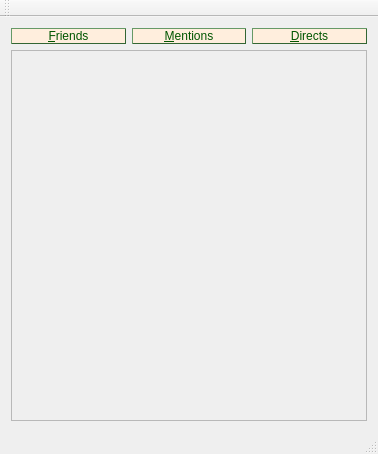
This is wndtimeline.ui in thiagomg/twithiago as Qt 5 draws it before an edit. The edited form follows.
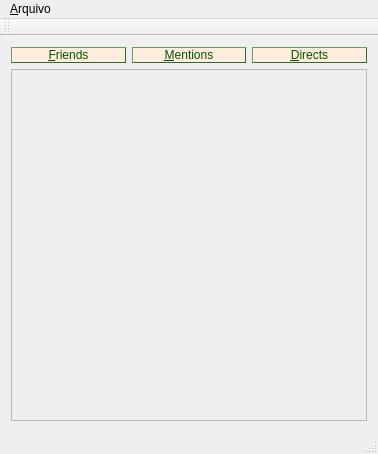
This is the edited form.

Patch:
```diff
--- a/wndtimeline.ui
+++ b/wndtimeline.ui
@@ -143,6 +143,15 @@
      <height>22</height>
     </rect>
    </property>
+   <widget class="QMenu" name="menu_Arquivo">
+    <property name="title">
+     <string>&amp;Arquivo</string>
+    </property>
+    <addaction name="actionConfigurar"/>
+    <addaction name="separator"/>
+    <addaction name="actionSair"/>
+   </widget>
+   <addaction name="menu_Arquivo"/>
   </widget>
   <widget class="QToolBar" name="mainToolBar">
    <attribute name="toolBarArea">
```
Left out of the diff: 12 changed lines with no effect on the pictures.
